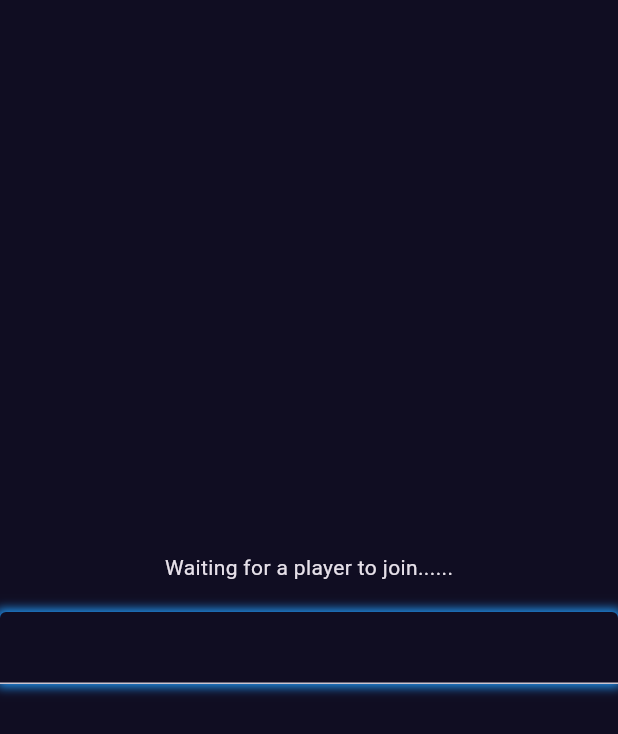
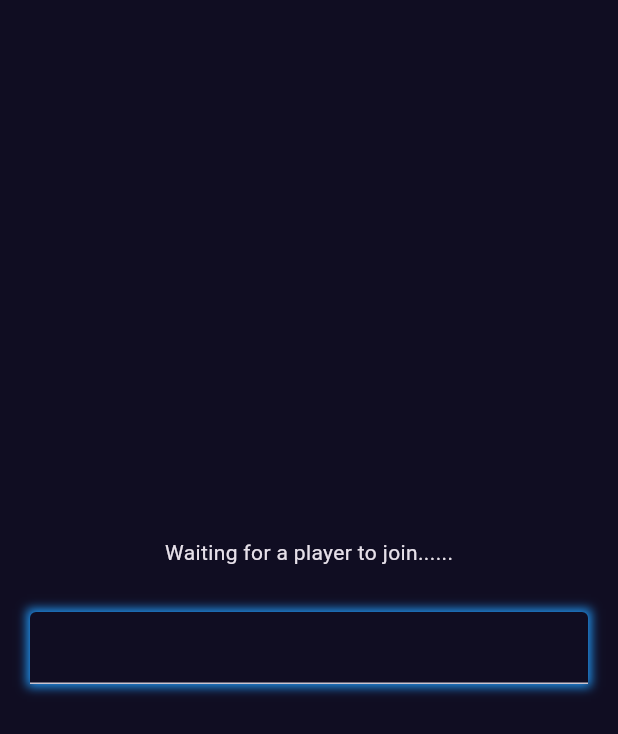
Before and after one commit to ritik6559/Tic-Tac-Toe-Flutter-Node, a Flutter app: the WaitingScreen widget shown alone on an empty page, opened directly, on a phone screen of 412 x 824 dp. Shown: the top 734 px of the screen. Run offline on Flutter 3.47's test engine with Material 3 defaults, Android fonts, the light colour scheme and no system bars; our stand-ins replace socket_io_client.

Commit message:
minor changes

```diff
--- a/lib/screens/game_screen.dart
+++ b/lib/screens/game_screen.dart
@@ -23,6 +23,7 @@ class _GameScreenState extends State<GameScreen> {
               child: Text(
                 roomDataProvider.roomData.toString(),
               ),
-              ));
+            ),
+    );
   }
 }
--- a/lib/views/waiting_screen.dart
+++ b/lib/views/waiting_screen.dart
@@ -37,10 +37,16 @@ class _WaitingScreenState extends State<WaitingScreen> {
         const SizedBox(
           height: 20,
         ),
-        CustomTextField(
-          controller: roomIdController,
-          hintText: '',
-          isReadOnly: true,
+        Padding(
+          padding: const EdgeInsets.symmetric(
+            horizontal: 20.0,
+            vertical: 10,
+          ),
+          child: CustomTextField(
+            controller: roomIdController,
+            hintText: '',
+            isReadOnly: true,
+          ),
         ),
       ],
     );
```
Lines whose indentation alone changed are shown as unchanged.
